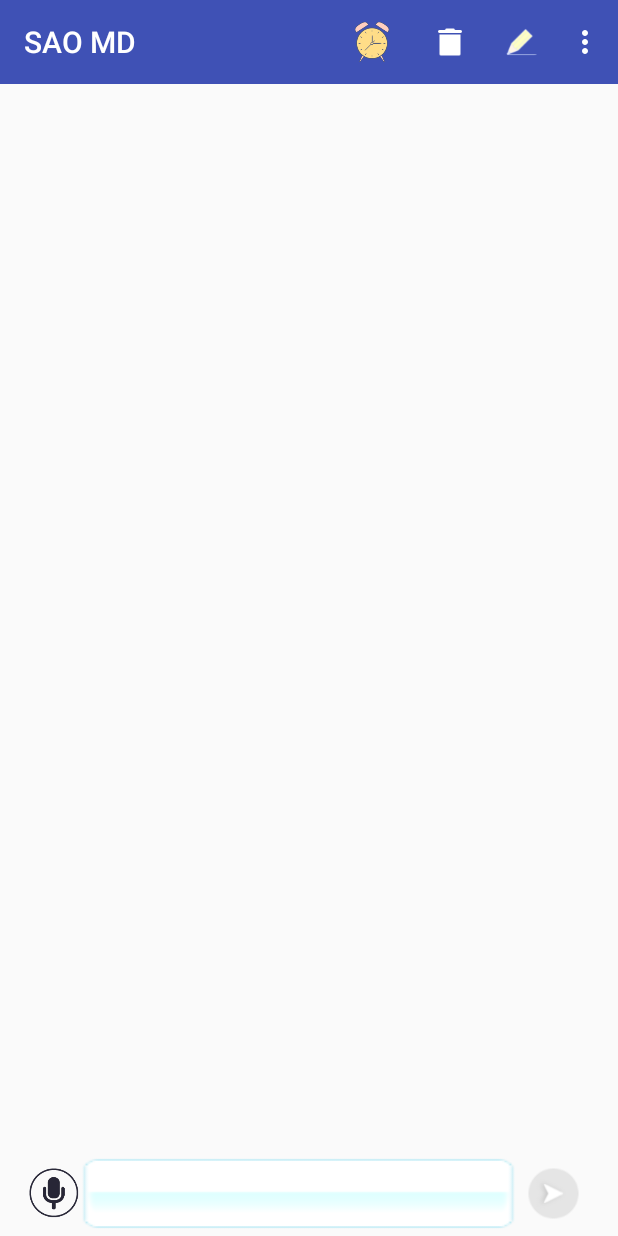
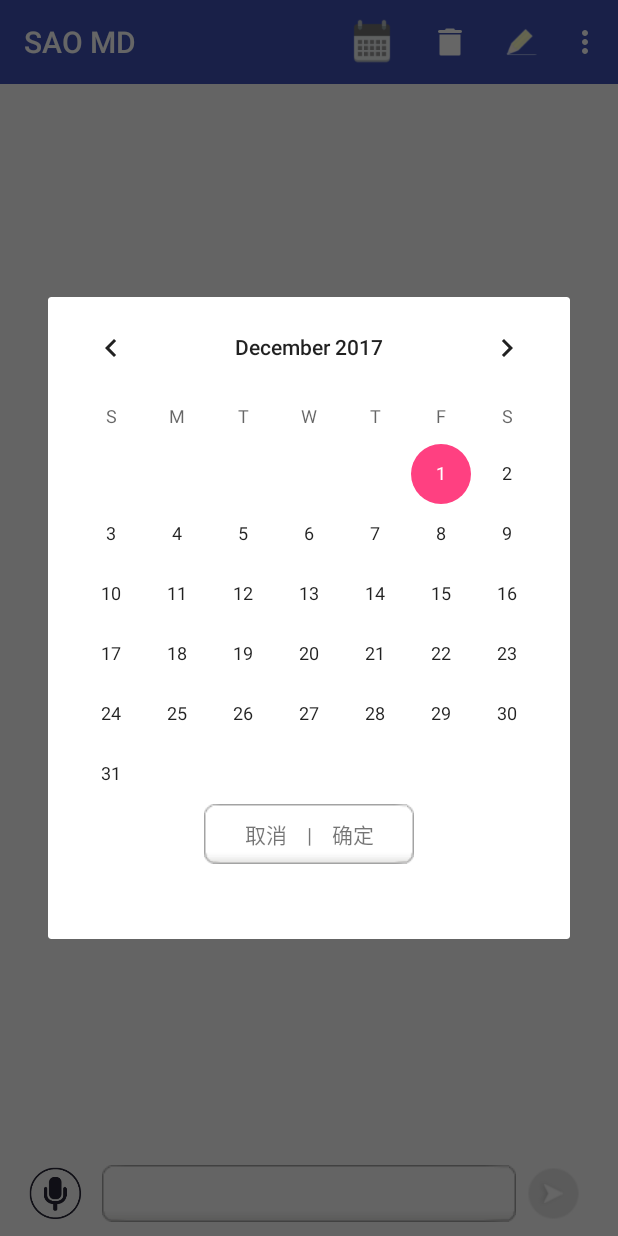
Before and after one commit to git-Lcy/Notice, an Android app: the screen it shows after launch (MainActivity), after a tap on "日期", on a phone screen of 412 x 824 dp. Run offline under Robolectric (Android 15) with nearby library versions, the phone set to English and light mode, and no system bars; libraries missing offline, so code that uses them is left out: org.litepal.crud, org.litepal.parser, org.litepal.tablemanager, org.litepal.util; 4 statements that could not run were skipped.

Commit message:
初始版

```diff
--- a/app/src/main/java/com/longhuang/programme/MainActivity.java
+++ b/app/src/main/java/com/longhuang/programme/MainActivity.java
@@ -1,9 +1,12 @@
 package com.longhuang.programme;
 
+import android.app.Dialog;
 import android.content.Intent;
 import android.os.Handler;
 import android.os.Message;
 import android.os.Bundle;
+import android.support.annotation.NonNull;
+import android.support.v7.app.AppCompatDialog;
 import android.support.v7.widget.LinearLayoutManager;
 import android.support.v7.widget.RecyclerView;
 import android.support.v7.widget.Toolbar;
@@ -15,9 +18,11 @@ import android.view.MotionEvent;
 import android.view.View;
 import android.view.inputmethod.InputMethodManager;
 import android.widget.Button;
+import android.widget.CalendarView;
 import android.widget.CheckBox;
 import android.widget.CompoundButton;
 import android.widget.EditText;
+import android.widget.TextView;
 
 import com.iflytek.cloud.ErrorCode;
 import com.iflytek.cloud.InitListener;
@@ -30,8 +35,17 @@ import com.longhuang.programme.Imp.MySynthesizerListener;
 import com.longhuang.programme.module.Programme;
 import com.longhuang.programme.utils.Global;
 import com.longhuang.programme.utils.L;
+import com.longhuang.programme.utils.ThreadPoolManager;
+
+import org.litepal.crud.DataSupport;
+import org.litepal.parser.LitePalContentHandler;
+import org.litepal.tablemanager.Connector;
+import org.litepal.util.Const;
 
 import java.lang.ref.WeakReference;
+import java.util.ArrayList;
+import java.util.Collections;
+import java.util.List;
 
 
 public class MainActivity extends BaseActivity  {
@@ -42,6 +56,8 @@ public class MainActivity extends BaseActivity  {
     private Button voiceInput;
     private Button sendMessage;
 
+    private Dialog calendarDialog;
+    private CalendarView calendarView;
     private ProgrammeAdapter adapter;
     private MyHandler handle;
 
@@ -68,17 +84,20 @@ public class MainActivity extends BaseActivity  {
             case R.id.skin:
 
                 break;
-            case R.id.date:
-
+            case R.id.calendar:
+                boolean checked = !item.isChecked();
+                item.setChecked(checked);
+                if (checked){
+                    calendarDialogShow();
+                }else {
+                    adapter.showAllProgramme();
+                }
                 break;
             case R.id.add:
                 if (adapter == null) break;
-                int type = adapter.editType();
-                if (type == -1) break;
+                if (Global.programmeCache.size() > 1) break;
                 Intent intent = new Intent(this,ProgrammeMenuActivity.class);
-                intent.putExtra("EditType",type);
-                startActivity(intent);
-
+                startActivityForResult(intent,111);
                 break;
             case R.id.delete:
                 if (adapter == null) break;
@@ -95,13 +114,11 @@ public class MainActivity extends BaseActivity  {
         sendMessage = (Button) findViewById(R.id.send_message);
 
     }
-
-
     private void initEvent(){
         handle = new MyHandler(this);
+        adapter = new ProgrammeAdapter(MainActivity.this);
         recyclerView.setLayoutManager(new LinearLayoutManager(this));
-        adapter = new ProgrammeAdapter(this);
-        recyclerView.setAdapter(adapter );
+        recyclerView.setAdapter(adapter);
         switchInput.setOnCheckedChangeListener(new CompoundButton.OnCheckedChangeListener() {
             @Override
             public void onCheckedChanged(CompoundButton buttonView, boolean isChecked) {
@@ -163,8 +180,78 @@ public class MainActivity extends BaseActivity  {
                 adapter.insertProgramme(programme);
             }
         });
+
+        ThreadPoolManager.getInstance().addTask(new Runnable() {
+            @Override
+            public void run() {
+                Connector.getDatabase();
+                Global.findAll();
+                handle.sendEmptyMessage(-1);
+            }
+        });
     }
+    private void calendarDialogShow(){
+        if (calendarDialog == null) {
+            calendarDialog = new Dialog(this);
+            calendarDialog.show();
+            calendarDialog.setContentView(R.layout.date_selector);
+            calendarView = calendarDialog.findViewById(R.id.calendar_view);
+            TextView textView = calendarDialog.findViewById(R.id.calendar_query);
+            textView.setOnTouchListener(new MyTouchListener());
+            calendarView.setOnDateChangeListener(new CalendarView.OnDateChangeListener() {
+                @Override
+                public void onSelectedDayChange(@NonNull CalendarView view, int year, int month, int dayOfMonth) {
+                    final StringBuilder dateBuilder = new StringBuilder();
+                    dateBuilder.append(year).append("-");
+                    if (month<10) dateBuilder.append(0);
+                    dateBuilder.append(month).append("-");
+                    if (dayOfMonth<10) dateBuilder.append(0);
+                    dateBuilder.append(dayOfMonth);
+                    ThreadPoolManager.getInstance().addTask(new Runnable() {
+                        @Override
+                        public void run() {
+                            List<Programme>  list = DataSupport.where("date = ?",dateBuilder.toString()).find(Programme.class);
+                            if (list==null) list = new ArrayList<>();
+                            Collections.reverse(list);
+                            adapter.setProgrammeSelectedDate(list);
+                            handle.sendEmptyMessage(0);
+                        }
+                    });
+                }
+            });
 
+        }
+        if (!calendarDialog.isShowing()) {
+            calendarDialog.show();
+        }
+    }
+    class MyTouchListener implements View.OnTouchListener {
+        private int oldX;
+        @Override
+        public boolean onTouch(View v, MotionEvent event) {
+            L.e("MainActivity","TextView  onTouch()");
+            switch (event.getAction()) {
+                case MotionEvent.ACTION_DOWN:
+                    oldX = (int) event.getX();
+                    break;
+                case MotionEvent.ACTION_UP:
+                    int position = (int) event.getX();
+                    int flg = position - oldX;
+                    if (flg < -18 || flg > 18) return true;
+                    if (calendarDialog != null && calendarDialog.isShowing()) {
+                        calendarDialog.dismiss();
+                    }
+                    int width = v.getWidth() / 2;
+                    if (position < width) {
+                        MenuItem calendarItem = getSupportActionBar().getCustomView().findViewById(R.id.calendar);
+
+                        calendarItem.setChecked(false);
+                        adapter.showAllProgramme();
+                    }
+            }
+            return true;
+        }
+    }
     static class MyHandler extends Handler  {
         public static final int MEG_START_LISTENING = 1;
         public static final int MSG_STOP_LISTENING = 2;
@@ -206,6 +293,12 @@ public class MainActivity extends BaseActivity  {
         @Override
         public void handleMessage(Message msg){
             switch (msg.what){
+                case -1:
+                    weakReference.get().adapter.notifyDataSetChanged();
+                    break;
+                case 0:
+                    weakReference.get().adapter.notifyDataSetChanged();
+                    break;
                 case MEG_START_LISTENING:
                     if (weakReference.get().voiceInput.isPressed())
                         speechRecognizer.startListening(mRecognizerListener);
--- /dev/null
+++ b/app/src/main/res/drawable/calendar_selector.xml
@@ -0,0 +1,4 @@
+<selector xmlns:android="http://schemas.android.com/apk/res/android">
+    <item android:state_checked="false" android:drawable="@mipmap/calendar_false"/>
+    <item android:state_checked="true" android:drawable="@mipmap/calendar_true"/>
+</selector>
--- a/app/src/main/res/layout/activity_main.xml
+++ b/app/src/main/res/layout/activity_main.xml
@@ -24,13 +24,13 @@
         android:layout_marginBottom="3dp"
         android:layout_marginLeft="18dp"
         android:layout_marginRight="18dp"
-        android:gravity="center"
+        android:gravity="center_vertical"
         android:orientation="horizontal">
 
         <CheckBox
             android:id="@+id/switch_input_mode"
-            android:layout_width="36dp"
-            android:layout_height="36dp"
+            android:layout_width="38dp"
+            android:layout_height="38dp"
             android:background="@drawable/switch_input_icon"
             android:button="@null"
             android:checked="true"/>
@@ -38,17 +38,19 @@
         <EditText
             android:id="@+id/text_input"
             android:layout_width="0dp"
-            android:layout_height="50dp"
+            android:layout_height="38dp"
             android:layout_weight="1"
-            android:padding="10dp"
-            android:background="@mipmap/voice_press_false"/>
+            android:padding="3dp"
+            android:layout_marginLeft="12dp"
+            android:background="@drawable/button"/>
 
         <Button
             android:id="@+id/voice_input"
             android:layout_width="0dp"
-            android:layout_height="50dp"
+            android:layout_height="38dp"
             android:layout_weight="1"
-            android:background="@drawable/voice_btn_bg"
+            android:layout_marginLeft="12dp"
+            android:background="@drawable/button"
             android:gravity="center"
             android:visibility="gone"
             android:text="按住说话"/>
--- a/app/src/main/res/layout/date_selector.xml
+++ b/app/src/main/res/layout/date_selector.xml
@@ -3,14 +3,24 @@
     xmlns:android="http://schemas.android.com/apk/res/android"
     android:layout_width="match_parent"
     android:layout_height="wrap_content"
-    android:gravity="right"
+    android:gravity="center_horizontal|bottom"
+    android:layout_gravity="bottom|center_horizontal"
+    android:layout_marginBottom="50dp"
+    android:background="@color/transparent"
     android:orientation="vertical">
 
     <CalendarView
         android:layout_width="wrap_content"
         android:layout_height="wrap_content"
-        android:id="@+id/calendar_selector"
-        android:layout_marginTop="?attr/actionBarSize">
+        android:id="@+id/calendar_view"
+        android:background="@color/transparent">
+    </CalendarView>
 
-    </CalendarView>
+    <TextView
+        android:layout_width="140dp"
+        android:layout_height="40dp"
+        android:id="@+id/calendar_query"
+        android:gravity="center"
+        android:text="    取消    |    确定    "
+        android:background="@drawable/button" />
 </LinearLayout>
--- a/app/src/main/res/menu/toolbar.xml
+++ b/app/src/main/res/menu/toolbar.xml
@@ -8,8 +8,8 @@
         app:showAsAction="ifRoom"/>
 
     <item
-        android:id="@+id/date"
-        android:icon="@mipmap/app_label"
+        android:id="@+id/calendar"
+        android:icon="@drawable/calendar_selector"
         android:title="日期"
         app:showAsAction="always"/>
     <item
--- a/app/src/main/res/values/colors.xml
+++ b/app/src/main/res/values/colors.xml
@@ -4,6 +4,7 @@
     <color name="colorPrimaryDark">#303F9F</color>
     <color name="colorAccent">#ff4081</color>
     <color name ="colorGary">#9c9c9c</color>
+    <color name ="colorGreen">#d403b600</color>
     <color name ="colorBlack">#231d1d</color>
     <color name ="colorItemBg">#7a4d5db6</color>
     <color name ="transparent">#00000000</color>
```
Also changed, not shown: app/src/main/java/com/longhuang/programme/ProgrammeAdapter.java (+31 -25 lines), app/src/main/java/com/longhuang/programme/ProgrammeSettingActivity.java (added, +13 -0 lines), app/src/main/java/com/longhuang/programme/module/Programme.java (+20 -8 lines), app/src/main/java/com/longhuang/programme/utils/Global.java (+21 -2 lines), app/src/main/res/layout/activity_programme_setting.xml (added, +9 -0 lines), app/src/main/res/drawable/button.9.png (added), app/src/main/res/mipmap-xhdpi/calendar_false.png (added), app/src/main/res/mipmap-xhdpi/calendar_true.png (added), app/src/main/res/mipmap-xhdpi/folder_music_icon.png (added), 1 other file.
